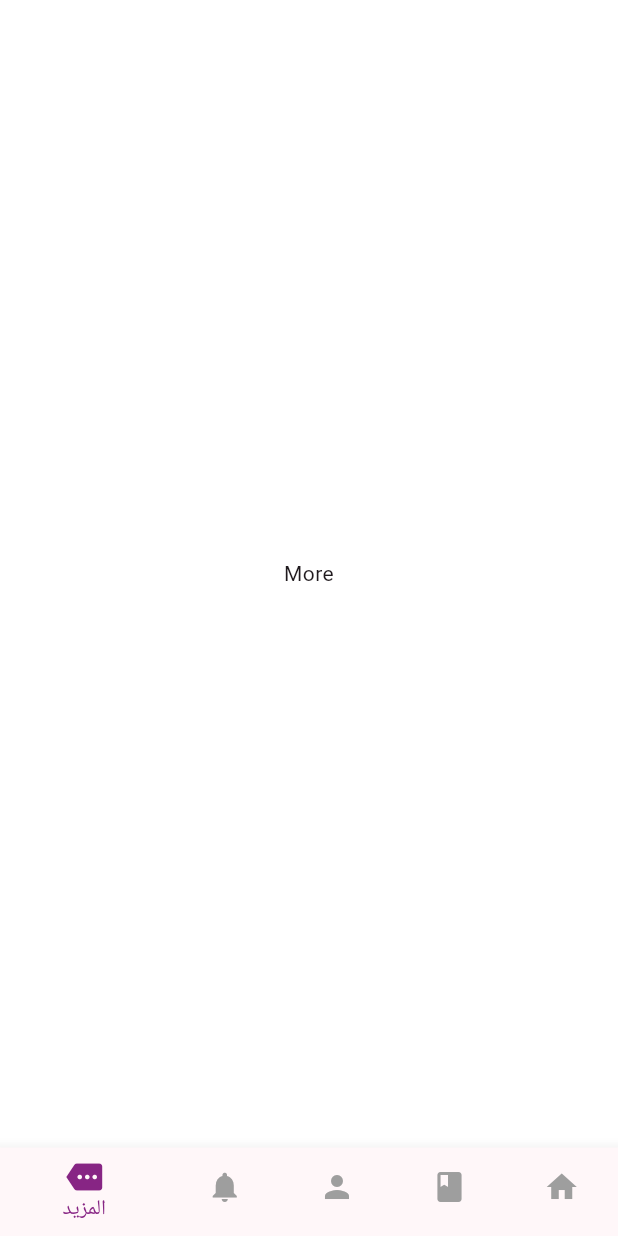
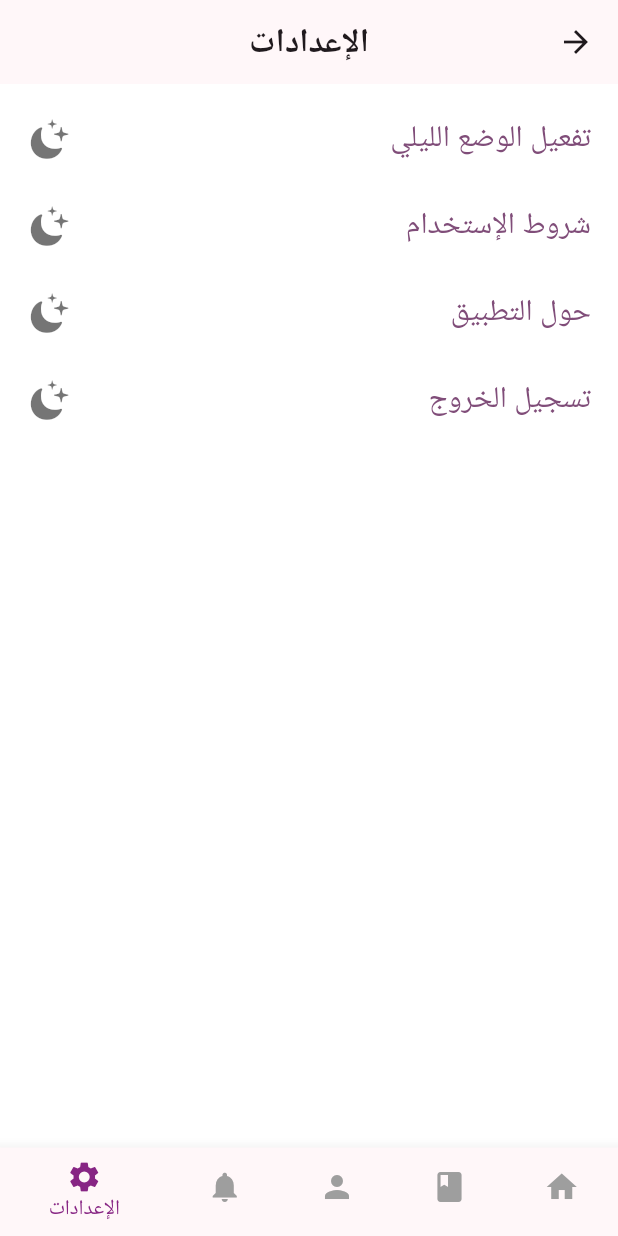
Before and after one commit to Zedni-App/almufakir_client_app, a Flutter app: the HomeScreen screen opened directly, item 5 of the bottom bar chosen, on a phone screen of 412 x 824 dp. Run offline on Flutter 3.47's test engine with Material 3 defaults, Android fonts, the phone set to English and light mode, and no system bars; our stand-ins replace awesome_dialog, cached_network_image, carousel_slider, dartz, dio, equatable and 10 more; missing offline and left inert: newtons_cradle_loading_indicator; accounts and stored records are empty; network calls fail.

Commit message:
add_settings_tab

```diff
--- a/lib/main.dart
+++ b/lib/main.dart
@@ -36,6 +36,7 @@ class MyApp extends StatelessWidget {
         BlocProvider(create: (_) => ProfileBloc()),
       ],
       child: BlocBuilder<ProfileBloc, ProfileState>(
+        buildWhen: (_,c)=>c is AppThemeChanged,
         builder: (context, state) {
           return MaterialApp(
             title: 'Almufakir',
--- a/lib/more.dart
+++ /dev/null
@@ -1,21 +0,0 @@
-import 'package:flutter/material.dart';
-class More extends StatefulWidget {
-  const More({Key? key}) : super(key: key);
-
-  @override
-  State<More> createState() => _MoreState();
-}
-
-class _MoreState extends State<More> {
-  @override
-  Widget build(BuildContext context) {
-    return const Scaffold(
-      body: Center(
-        child: Column(
-          mainAxisAlignment: MainAxisAlignment.center,
-          children: [Text("More")],
-        ),
-      ),
-    );
-  }
-}
--- a/lib/presentation_layer/home/components/bottom_nav_bar.dart
+++ b/lib/presentation_layer/home/components/bottom_nav_bar.dart
@@ -37,8 +37,8 @@ class BottomNavBar extends StatelessWidget {
               icon: Icon(Icons.notifications),
             ),
             BottomNavigationBarItem(
-              label: "المزيد",
-              icon: Icon(Icons.more),
+              label: "الإعدادات",
+              icon: Icon(Icons.settings),
             ),
           ],
         );
--- a/lib/presentation_layer/home/components/tabs.dart
+++ b/lib/presentation_layer/home/components/tabs.dart
@@ -1,12 +1,13 @@
-import '../../../more.dart';
-import '../../notification_tab/notifications.dart';
+import '../../notification_tab/notifications_tab.dart';
 import '../../main_tab/main_tab.dart';
 import '../../profile_tab/screens/profile_tab.dart';
 import '../../sections_tab/sections_tab.dart';
- final tabs = [
-  const MainTab(),
-  const SectionsTab(),
-  const ProfileTab(),
-  const Notifications(),
-  const More(),
+import '../../settings_tab/settings_tab.dart';
+
+const tabs = [
+  MainTab(),
+  SectionsTab(),
+  ProfileTab(),
+  NotificationsTab(),
+  SettingsTab(),
 ];
--- a/lib/presentation_layer/notification_tab/notifications.dart
+++ /dev/null
@@ -1,31 +0,0 @@
-import 'package:flutter/material.dart';
-
-import '../../core/app_styles/app_theme.dart';
-import 'components/no_notification.dart';
-
-class Notifications extends StatefulWidget {
-  const Notifications({Key? key}) : super(key: key);
-
-  @override
-  State<Notifications> createState() => _NotificationsState();
-}
-
-class _NotificationsState extends State<Notifications> {
-  @override
-  Widget build(BuildContext context) {
-    return Center(
-      child: Column(
-        children: [
-          AppBar(
-            title: Text(
-              "الإشعارات",
-              style: AppTheme.appbarTitleStyle(),
-            ),
-            centerTitle: true,
-          ),
-          const Expanded(child: NoNotification()),
-        ],
-      ),
-    );
-  }
-}
--- /dev/null
+++ b/lib/presentation_layer/notification_tab/notifications_tab.dart
@@ -0,0 +1,29 @@
+import 'package:flutter/material.dart';
+
+import '../../core/app_styles/app_theme.dart';
+import 'components/no_notification.dart';
+
+class NotificationsTab extends StatefulWidget {
+  const NotificationsTab({Key? key}) : super(key: key);
+
+  @override
+  State<NotificationsTab> createState() => _NotificationsTabState();
+}
+
+class _NotificationsTabState extends State<NotificationsTab> {
+  @override
+  Widget build(BuildContext context) {
+    return Column(
+      children: [
+        AppBar(
+          title: Text(
+            "الإشعارات",
+            style: AppTheme.appbarTitleStyle(),
+          ),
+          centerTitle: true,
+        ),
+        const Expanded(child: NoNotification()),
+      ],
+    );
+  }
+}
--- a/lib/presentation_layer/settings/components/brightness_switcher.dart
+++ b/lib/presentation_layer/settings_tab/components/brightness_switcher.dart
@@ -1,5 +1,7 @@
 import 'package:flutter/cupertino.dart';
 import 'package:flutter/material.dart';
+
+import '../../../core/app_styles/app_theme.dart';
 
 class BrightnessSwitcher extends StatelessWidget {
   const BrightnessSwitcher({Key? key}) : super(key: key);
@@ -14,18 +16,18 @@ class BrightnessSwitcher extends StatelessWidget {
             child: child,
           );
         },
-        child: Theme.of(context).brightness == Brightness.light
+        child: AppTheme.isDark()
             ? const Icon(
+                CupertinoIcons.sun_min_fill,
+                key: Key("day"),
+                color: Colors.yellowAccent,
+                size: 30,
+              )
+            : const Icon(
                 CupertinoIcons.moon_stars_fill,
                 key: Key("night"),
                 color: Colors.black54,
                 size: 30,
-              )
-            : const Icon(
-                CupertinoIcons.sun_min_fill,
-                key: Key("day"),
-                color: Colors.yellowAccent,
-                size: 30,
               ),
       );
 }
--- a/lib/presentation_layer/settings/components/option.dart
+++ b/lib/presentation_layer/settings_tab/components/build_option.dart
@@ -5,11 +5,12 @@ class BuildOption extends StatelessWidget {
   final Widget icon;
   final VoidCallback onPressed;
 
-  const BuildOption(
-      {required this.title,
-      required this.icon,
-      required this.onPressed,
-      super.key});
+  const BuildOption({
+    required this.title,
+    required this.icon,
+    required this.onPressed,
+    super.key,
+  });
 
   @override
   TextButton build(BuildContext context) => TextButton(
--- /dev/null
+++ b/lib/presentation_layer/settings_tab/components/tab_body.dart
@@ -0,0 +1,41 @@
+import 'package:flutter/material.dart';
+import 'package:flutter_bloc/flutter_bloc.dart';
+
+import '../../../core/app_styles/app_theme.dart';
+import '../../profile_tab/controller/profile_bloc.dart';
+import 'brightness_switcher.dart';
+import 'build_option.dart';
+
+class TabBody extends StatelessWidget {
+  const TabBody({super.key});
+
+  @override
+  Widget build(BuildContext context) {
+    return ListView(
+      padding: const EdgeInsets.all(8),
+      children: [
+        BuildOption(
+          title:
+              AppTheme.isDark() ? "تفعيل الوضع النهاري" : "تفعيل الوضع الليلي",
+          icon: const BrightnessSwitcher(),
+          onPressed: () => context.read<ProfileBloc>().add(InvertAppMode()),
+        ),
+        BuildOption(
+          title: "شروط الإستخدام",
+          icon: const BrightnessSwitcher(),
+          onPressed: () {},
+        ),
+        BuildOption(
+          title: "حول التطبيق",
+          icon: const BrightnessSwitcher(),
+          onPressed: () {},
+        ),
+        BuildOption(
+          title: "تسجيل الخروج",
+          icon: const BrightnessSwitcher(),
+          onPressed: () => context.read<ProfileBloc>().add(InvertAppMode()),
+        ),
+      ],
+    );
+  }
+}
--- /dev/null
+++ b/lib/presentation_layer/settings_tab/settings_tab.dart
@@ -0,0 +1,29 @@
+import 'package:flutter/material.dart';
+
+import '../../core/app_styles/app_theme.dart';
+import 'components/tab_body.dart';
+
+class SettingsTab extends StatefulWidget {
+  const SettingsTab({Key? key}) : super(key: key);
+
+  @override
+  State<SettingsTab> createState() => _SettingsTabState();
+}
+
+class _SettingsTabState extends State<SettingsTab> {
+  @override
+  Widget build(BuildContext context) {
+    return Column(
+      children: [
+        AppBar(
+          title: Text(
+            "الإعدادات",
+            style: AppTheme.appbarTitleStyle(),
+          ),
+          centerTitle: true,
+        ),
+        const Expanded(child: TabBody()),
+      ],
+    );
+  }
+}
```
Also changed, not shown: lib/points.dart (added, +227 -0 lines), lib/presentation_layer/settings/settings_screen.dart (deleted, +0 -48 lines), lib/terms.dart (added, +77 -0 lines).
